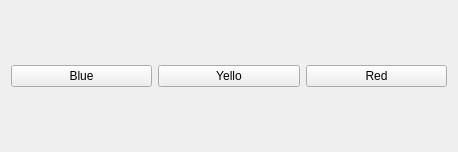
Above: ObjectOrientationQtCpp/ObjectOrientationQtCpp_base/dialog.ui from argama147/qt-example before the change. Below: the same form after it.
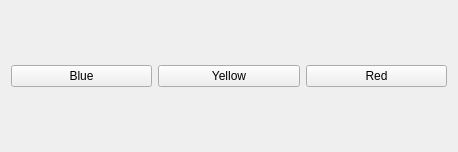
That is the form after the change.

```diff
--- a/ObjectOrientationQtCpp/ObjectOrientationQtCpp_base/dialog.ui
+++ b/ObjectOrientationQtCpp/ObjectOrientationQtCpp_base/dialog.ui
@@ -27,7 +27,7 @@
    <item>
     <widget class="QPushButton" name="pushButtonYellow">
      <property name="text">
-      <string>Yello</string>
+      <string>Yellow</string>
      </property>
      <property name="autoDefault">
       <bool>false</bool>
```
